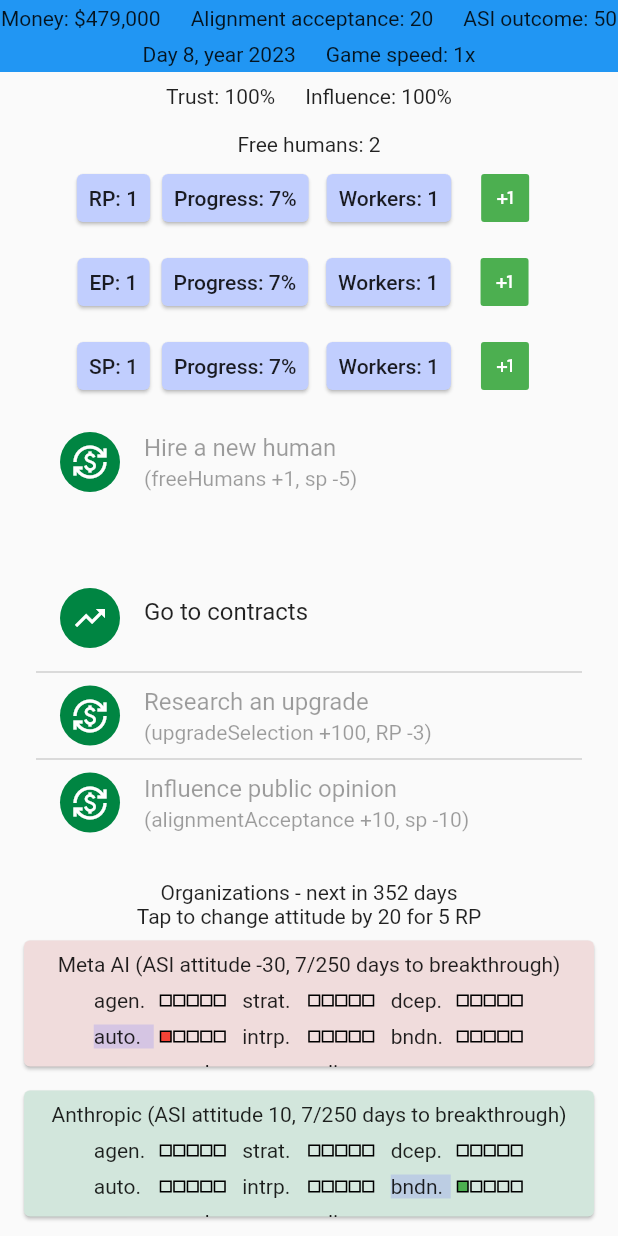
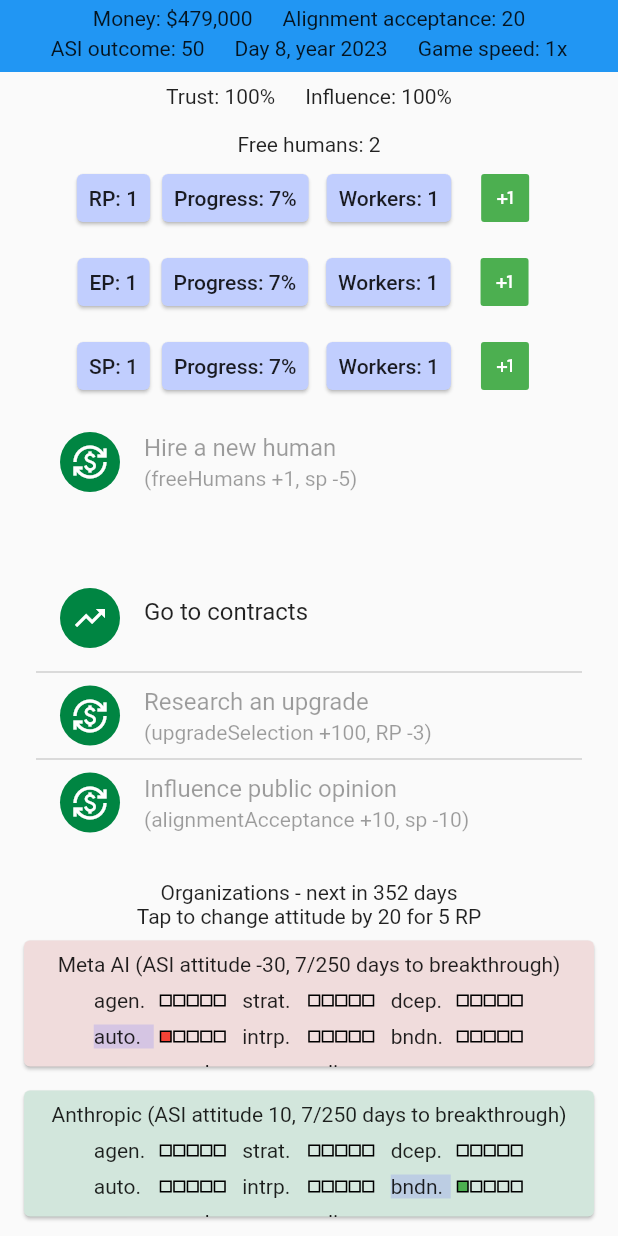
Before and after one commit to mmKALLL/alignment-is-hard, a Flutter app: the screen it shows after launch, on a phone screen of 412 x 824 dp. Run offline on Flutter 3.47's test engine with Material 2 defaults, Android fonts, the phone set to English and light mode, and no system bars.

Commit message:
fix: make the top bar component rows have only specific children
- when specifying all children in a single wrap component, the contents can jump around if the widths of consecutive items are small enough
- originally I split this into two written-out Row components, but this change refactors the content into a single array, making it more easy to adjust in the future

```diff
--- a/lib/components/top_bar.dart
+++ b/lib/components/top_bar.dart
@@ -5,26 +5,38 @@ import 'package:intl/intl.dart';
 
 PreferredSize buildTopBar(BuildContext context, GameState gs) {
   final appbarSize = Size(MediaQuery.of(context).size.width, 48);
+  final List<List<Widget>> childRows = [
+    [
+      getMoneyDisplay(gs),
+      Text('Alignment acceptance: ${gs.alignmentAcceptance}'),
+    ],
+    [Text('ASI outcome: ${gs.asiOutcome}'), TimeDisplay(gs.turn, gs.getYear()), Text('Game speed: ${gs.gameSpeed}x')]
+  ]; // TODO: Add icons and numbers to main app bar
+
   return PreferredSize(
       preferredSize: appbarSize,
       child: Container(
           height: appbarSize.height,
           color: GameColors.mainColor,
-          child: Wrap(
-            spacing: 20,
-            runSpacing: 8,
-            alignment: WrapAlignment.center,
-            runAlignment: WrapAlignment.center,
-            crossAxisAlignment: WrapCrossAlignment.center,
-
-            children: [
-              getMoneyDisplay(gs),
-              Text('Alignment acceptance: ${gs.alignmentAcceptance}'),
-              Text('ASI outcome: ${gs.asiOutcome}'),
-              TimeDisplay(gs.turn, gs.getYear()),
-              Text('Game speed: ${gs.gameSpeed}x')
-            ], // TODO: Add icons and numbers to main app bar
-          )));
+          child: Column(
+              children: childRows
+                  .map((rowChildren) => Padding(
+                        padding: const EdgeInsets.only(top: 4),
+                        child: Row(
+                          mainAxisAlignment: MainAxisAlignment.center,
+                          children: [
+                            Wrap(
+                              spacing: 20,
+                              runSpacing: 8,
+                              alignment: WrapAlignment.center,
+                              runAlignment: WrapAlignment.center,
+                              crossAxisAlignment: WrapCrossAlignment.center,
+                              children: rowChildren,
+                            )
+                          ],
+                        ),
+                      ))
+                  .toList())));
 }
 
 getMoneyDisplay(GameState gs) {
```
